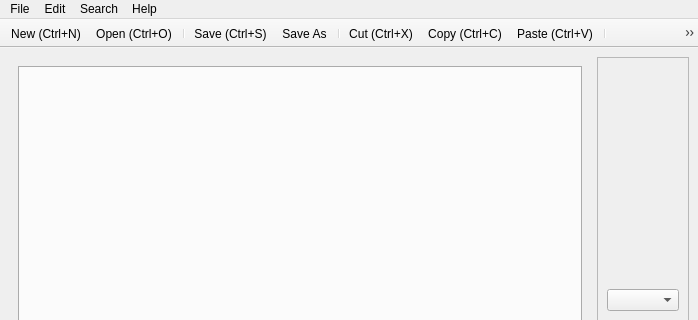
Before: the Qt Designer form grom/ui/v0.13_qt5.ui in hovo1990/GROM, drawn with Qt 5; both pictures show x 0 to 698 and y 0 to 320 of the 698 by 575 pixel window.
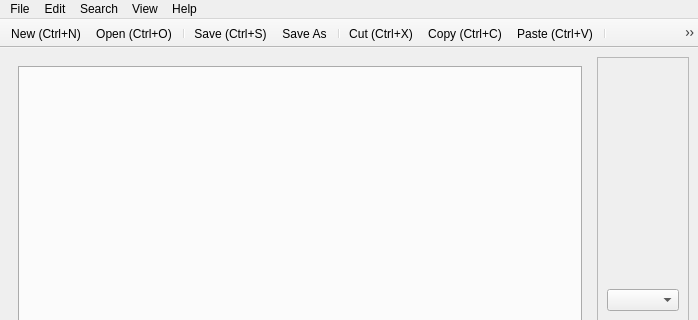
After: the same form once the commit is applied. Icons and pictures are not drawn.

Commit message: main .ui and rc file updated

Diff of the .ui file:
```diff
--- a/grom/ui/v0.13_qt5.ui
+++ b/grom/ui/v0.13_qt5.ui
@@ -139,9 +139,18 @@
     <addaction name="actionFind"/>
     <addaction name="actionReplace"/>
    </widget>
+   <widget class="QMenu" name="menuView">
+    <property name="title">
+     <string>View</string>
+    </property>
+    <addaction name="actionOpen_in_VMD"/>
+    <addaction name="actionOpen_in_PyMol"/>
+    <addaction name="actionOpen_in_Avogadro"/>
+   </widget>
    <addaction name="menuFile"/>
    <addaction name="menuEdit"/>
    <addaction name="menuSearch"/>
+   <addaction name="menuView"/>
    <addaction name="menuHelp"/>
   </widget>
   <widget class="QStatusBar" name="statusbar"/>
```
The commit also changes 5 other files.
